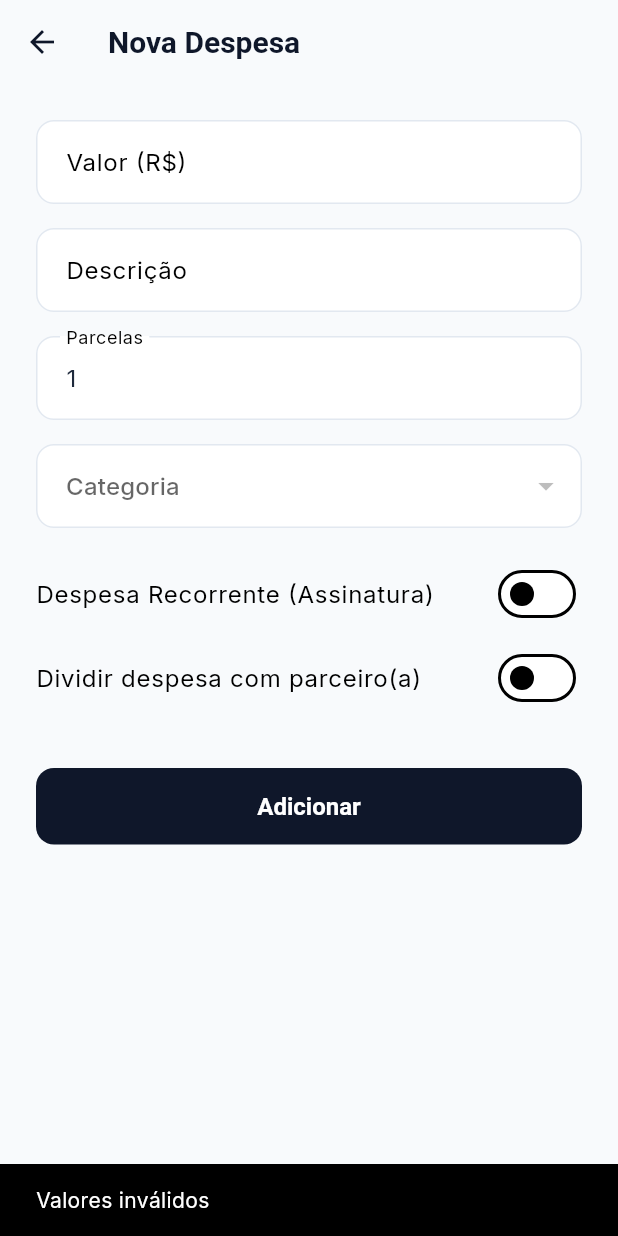
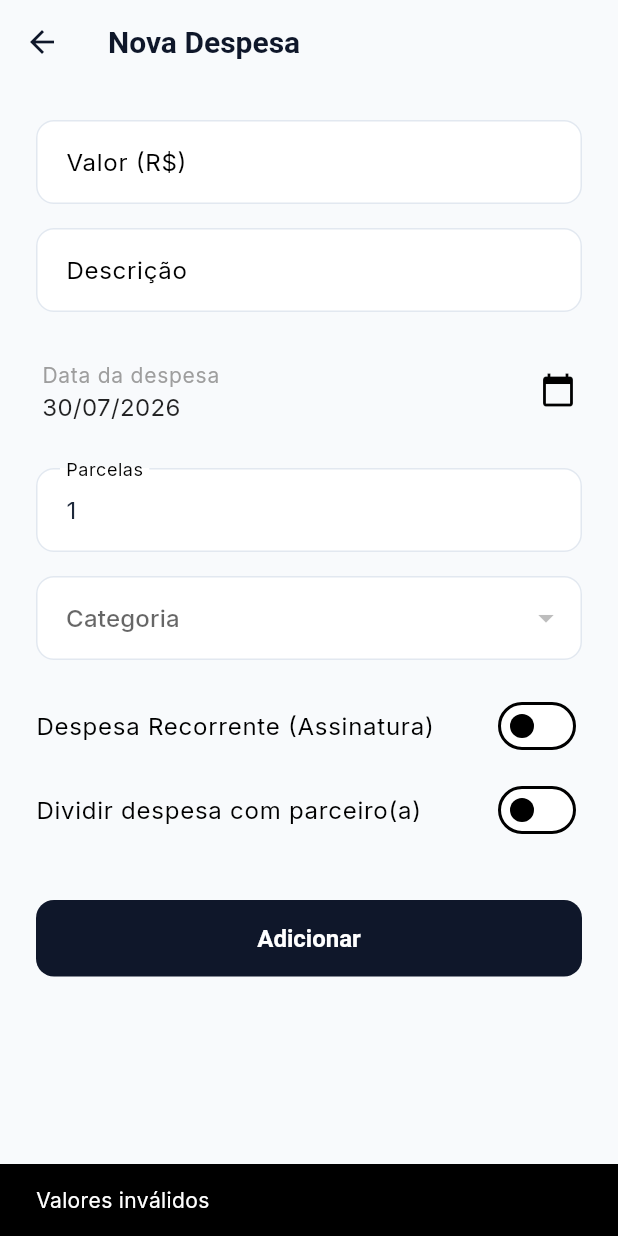
Before and after one commit to marvynmesquita/bpm-bank, a Flutter app: the AddExpenseScreen screen opened directly, after a tap on "Adicionar", on a phone screen of 412 x 824 dp. Run offline on Flutter 3.47's test engine with Material 3 defaults, Android fonts, the phone set to English and light mode, and no system bars; our stand-ins replace cloud_firestore, firebase_auth, firebase_core, flutter_dotenv, flutter_local_notifications, flutter_riverpod and 4 more; accounts and stored records are empty.

Commit message:
feat: adicionar seletor de data na tela de despesas

```diff
--- a/lib/features/finances/screens/add_expense_screen.dart
+++ b/lib/features/finances/screens/add_expense_screen.dart
@@ -22,6 +22,7 @@ class _AddExpenseScreenState extends ConsumerState<AddExpenseScreen> {
   bool _isShared = false;
   bool _isRecurring = false;
   bool _isLoading = false;
+  DateTime _selectedDate = DateTime.now();
 
   @override
   void initState() {
@@ -34,6 +35,7 @@ class _AddExpenseScreenState extends ConsumerState<AddExpenseScreen> {
       _selectedCategoryId = e.categoryId;
       _isShared = e.sharedWithUserId != null;
       _isRecurring = e.isRecurring;
+      _selectedDate = e.date;
     }
   }
 
@@ -82,7 +84,7 @@ class _AddExpenseScreenState extends ConsumerState<AddExpenseScreen> {
           amount: amount,
           description: _descController.text,
           categoryId: _selectedCategoryId,
-          date: DateTime.now(),
+          date: _selectedDate,
           sharedWithUserId: _isShared ? partnerUid : null,
           isRecurring: _isRecurring,
         );
@@ -95,7 +97,7 @@ class _AddExpenseScreenState extends ConsumerState<AddExpenseScreen> {
           amount: amount,
           description: _descController.text,
           categoryId: _selectedCategoryId,
-          date: widget.expense!.date, // Mantém a data original
+          date: _selectedDate,
           sharedWithUserId: _isShared ? partnerUid : null,
           isRecurring: _isRecurring,
           isPaid: widget.expense!.isPaid,
@@ -143,6 +145,27 @@ class _AddExpenseScreenState extends ConsumerState<AddExpenseScreen> {
               TextField(
                 controller: _descController,
                 decoration: const InputDecoration(labelText: 'Descrição'),
+              ),
+              const SizedBox(height: 16),
+              ListTile(
+                title: const Text('Data da despesa', style: TextStyle(fontSize: 14, color: Colors.grey)),
+                subtitle: Text(
+                  '${_selectedDate.day.toString().padLeft(2, '0')}/${_selectedDate.month.toString().padLeft(2, '0')}/${_selectedDate.year}',
+                  style: const TextStyle(fontSize: 16, color: Colors.black87),
+                ),
+                trailing: const Icon(Icons.calendar_today),
+                onTap: () async {
+                  final date = await showDatePicker(
+                    context: context,
+                    initialDate: _selectedDate,
+                    firstDate: DateTime(2000),
+                    lastDate: DateTime(2100),
+                  );
+                  if (date != null) {
+                    setState(() => _selectedDate = date);
+                  }
+                },
+                contentPadding: const EdgeInsets.symmetric(horizontal: 4),
               ),
               const SizedBox(height: 16),
               TextField(
```
